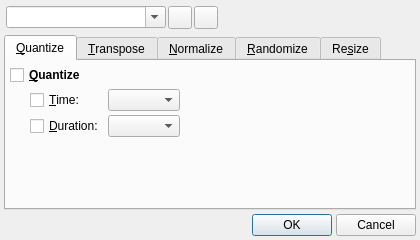
First picture: the form in src/qtractorMidiToolsForm.ui, repository rncbc/qtractor, before the edit.
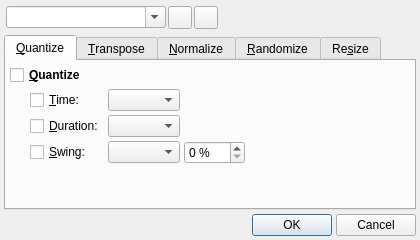
Second picture: the form after the edit. Icons and pictures are not drawn. Custom widgets are drawn as their Qt base class.

Commit message: - Swing-quantize make its debut as an additional MIDI clip   editor tool (see Tools/Quantize...). (EXPERIMENTAL)

```diff
--- a/src/qtractorMidiToolsForm.ui
+++ b/src/qtractorMidiToolsForm.ui
@@ -175,7 +175,7 @@
          </property>
         </widget>
        </item>
-       <item row="1" column="3" >
+       <item row="1" column="3" colspan="2" >
         <spacer>
          <property name="orientation" >
           <enum>Qt::Horizontal</enum>
@@ -203,6 +203,52 @@
         </widget>
        </item>
        <item row="3" column="1" >
+        <widget class="QCheckBox" name="QuantizeSwingCheckBox" >
+         <property name="text" >
+          <string>&amp;Swing:</string>
+         </property>
+        </widget>
+       </item>
+       <item row="3" column="2" >
+        <widget class="QComboBox" name="QuantizeSwingComboBox" >
+         <property name="toolTip" >
+          <string>Swing-quantize time</string>
+         </property>
+        </widget>
+       </item>
+       <item row="3" column="3" >
+        <widget class="QSpinBox" name="QuantizeSwingSpinBox" >
+         <property name="minimumSize" >
+          <size>
+           <width>60</width>
+           <height>0</height>
+          </size>
+         </property>
+         <property name="toolTip" >
+          <string>Swing-quantize percent</string>
+         </property>
+         <property name="suffix" >
+          <string> %</string>
+         </property>
+         <property name="maximum" >
+          <number>100</number>
+         </property>
+        </widget>
+       </item>
+       <item row="3" column="4" >
+        <spacer>
+         <property name="orientation" >
+          <enum>Qt::Horizontal</enum>
+         </property>
+         <property name="sizeHint" >
+          <size>
+           <width>16</width>
+           <height>20</height>
+          </size>
+         </property>
+        </spacer>
+       </item>
+       <item row="4" column="1" colspan="4" >
         <spacer>
          <property name="orientation" >
           <enum>Qt::Vertical</enum>
```
Left out of the diff: 7 changed lines with no effect on the pictures. The commit also changes 5 other files.
